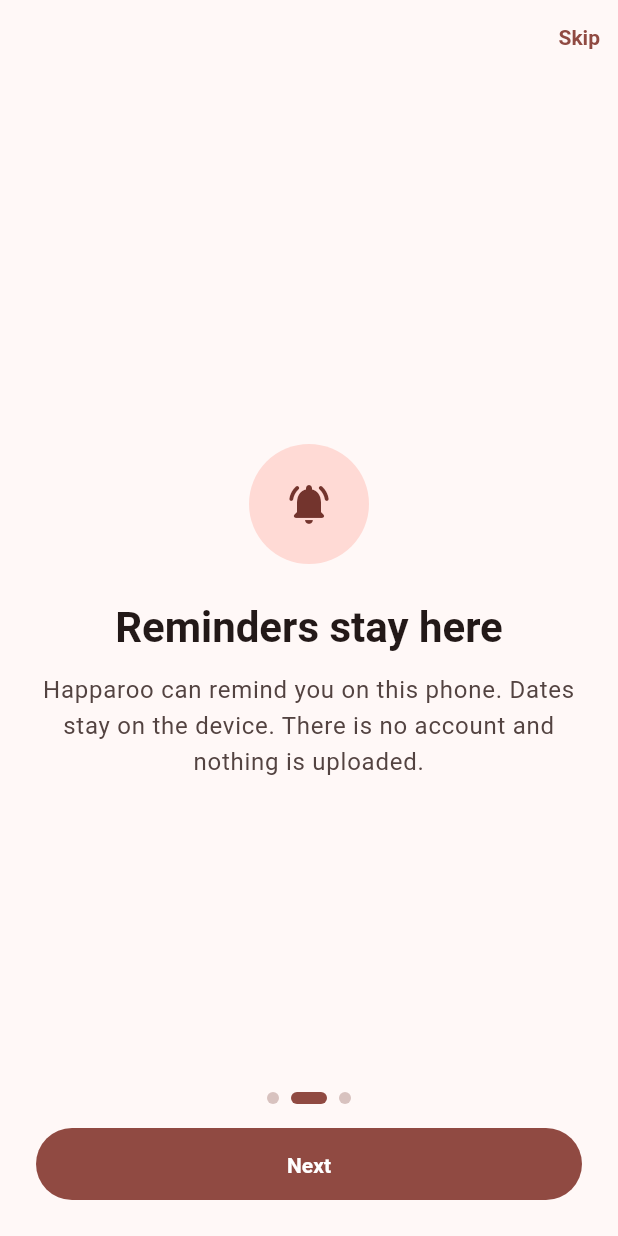
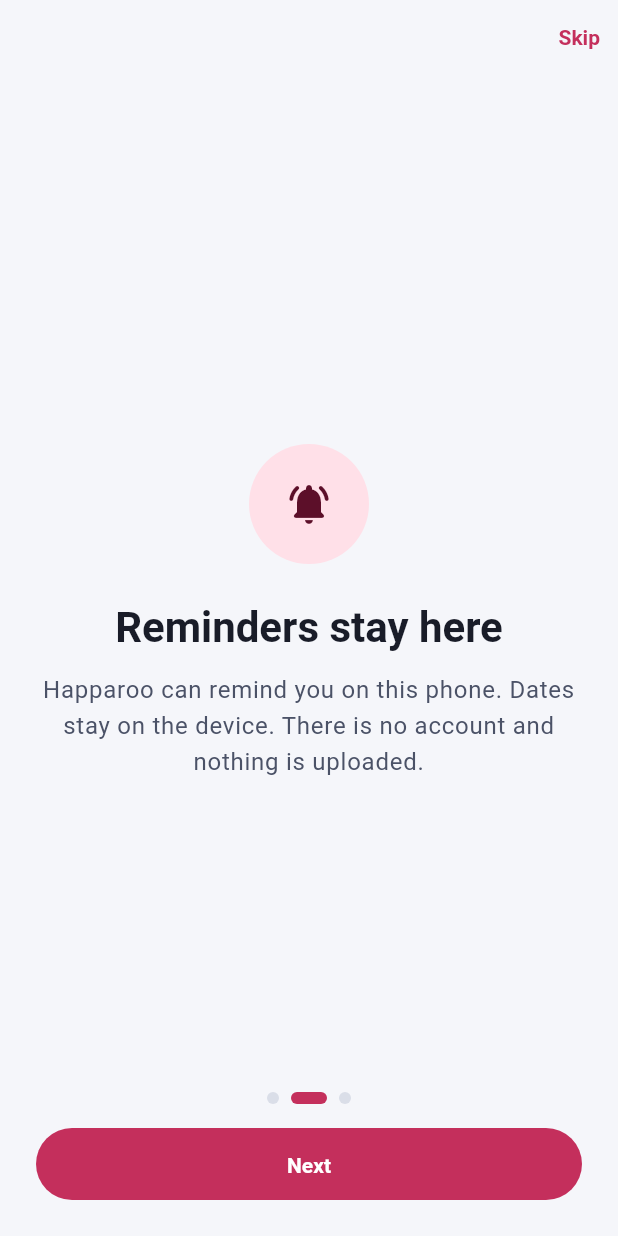
Before and after one commit to joshuaGreineder/birthday_app, a Flutter app: the screen it shows after launch, swiped to page 2, on a phone screen of 412 x 824 dp. Run offline on Flutter 3.47's test engine with Material 3 defaults, Android fonts, the phone set to English and light mode, and no system bars; our stand-ins replace file_picker, flutter_contacts, flutter_local_notifications, google_sign_in, hive, hive_flutter and 4 more; missing offline and left inert: googleapis; accounts and stored records are empty.

Commit message:
Match the app's colors to the calendar icon: navy surfaces, coral accent, orange birthdays, pink anniversaries.
Co-Authored-By: Claude Opus 5.5 <noreply@anthropic.com>
Claude-Session: https://claude.ai/code/session_01A6neDcwjzDkUDjDBmJ8Z8V

```diff
--- a/lib/theme/app_theme.dart
+++ b/lib/theme/app_theme.dart
@@ -2,22 +2,105 @@ import 'package:flutter/material.dart';
 
 import 'app_space.dart';
 
-/// Material 3 light and dark themes from one coral seed.
+/// Material 3 light and dark themes built from the app icon's palette.
 ///
-/// The seed matches the calendar icon header: coral into pink, with the pink
-/// heart as part of that same accent rather than a second brand color.
+/// Surfaces are the icon's navy (dark) and a cool blue-grey (light). Coral-pink,
+/// from the icon's calendar header, is the one brand accent. Orange marks
+/// birthdays and pink marks anniversaries, as on the icon.
+///
+/// The scheme is set explicitly rather than with [ColorScheme.fromSeed]: a coral
+/// seed tints every neutral warm, which is what made dark mode look brown.
 class AppTheme {
-  static const Color coral = Color(0xFFFF6F61);
+  /// Icon header gradient, for hero surfaces such as onboarding.
+  static const LinearGradient brandGradient = LinearGradient(
+    begin: Alignment.topLeft,
+    end: Alignment.bottomRight,
+    colors: [Color(0xFFFF8A5B), Color(0xFFFF6B9D)],
+  );
 
   static ThemeData light() => _theme(Brightness.light);
 
   static ThemeData dark() => _theme(Brightness.dark);
 
-  static ThemeData _theme(Brightness brightness) {
-    final scheme = ColorScheme.fromSeed(
-      seedColor: coral,
+  static ColorScheme scheme(Brightness brightness) {
+    final base = ColorScheme.fromSeed(
+      seedColor: const Color(0xFFFF6B9D),
       brightness: brightness,
     );
+    if (brightness == Brightness.dark) {
+      return base.copyWith(
+        primary: const Color(0xFFFF7E95),
+        onPrimary: const Color(0xFF33101C),
+        primaryContainer: const Color(0xFF5A2338),
+        onPrimaryContainer: const Color(0xFFFFD9E2),
+        secondary: const Color(0xFFAFBBE8),
+        onSecondary: const Color(0xFF1A2140),
+        secondaryContainer: const Color(0xFF343E61),
+        onSecondaryContainer: const Color(0xFFE3E8FF),
+        tertiary: const Color(0xFFFFAA74),
+        onTertiary: const Color(0xFF3A1A06),
+        tertiaryContainer: const Color(0xFF5C3418),
+        onTertiaryContainer: const Color(0xFFFFDCC6),
+        error: const Color(0xFFFF8A80),
+        onError: const Color(0xFF3B0A08),
+        surface: const Color(0xFF151824),
+        onSurface: const Color(0xFFECEEF5),
+        onSurfaceVariant: const Color(0xFFA6ACC0),
+        surfaceDim: const Color(0xFF11131D),
+        surfaceBright: const Color(0xFF383F57),
+        surfaceContainerLowest: const Color(0xFF10121B),
+        surfaceContainerLow: const Color(0xFF1E2232),
+        surfaceContainer: const Color(0xFF232838),
+        surfaceContainerHigh: const Color(0xFF2A3043),
+        surfaceContainerHighest: const Color(0xFF333A50),
+        outline: const Color(0xFF6A7189),
+        outlineVariant: const Color(0xFF343A4F),
+        inverseSurface: const Color(0xFFECEEF5),
+        onInverseSurface: const Color(0xFF1E2232),
+        inversePrimary: const Color(0xFFC42F5C),
+        surfaceTint: Colors.transparent,
+        shadow: Colors.black,
+        scrim: Colors.black,
+      );
+    }
+    return base.copyWith(
+      primary: const Color(0xFFC42F5C),
+      onPrimary: Colors.white,
+      primaryContainer: const Color(0xFFFFE0E8),
+      onPrimaryContainer: const Color(0xFF5C0F29),
+      secondary: const Color(0xFF4A5888),
+      onSecondary: Colors.white,
+      secondaryContainer: const Color(0xFFE1E6F8),
+      onSecondaryContainer: const Color(0xFF1C2546),
+      tertiary: const Color(0xFFA2441A),
+      onTertiary: Colors.white,
+      tertiaryContainer: const Color(0xFFFFE3D2),
+      onTertiaryContainer: const Color(0xFF4A1C05),
+      error: const Color(0xFFB3261E),
+      onError: Colors.white,
+      surface: const Color(0xFFF5F6FA),
+      onSurface: const Color(0xFF191C28),
+      onSurfaceVariant: const Color(0xFF4B5267),
+      surfaceDim: const Color(0xFFDCDFE8),
+      surfaceBright: Colors.white,
+      surfaceContainerLowest: Colors.white,
+      surfaceContainerLow: Colors.white,
+      surfaceContainer: const Color(0xFFEEF0F6),
+      surfaceContainerHigh: const Color(0xFFE8EBF2),
+      surfaceContainerHighest: const Color(0xFFE0E4EC),
+      outline: const Color(0xFF8A90A4),
+      outlineVariant: const Color(0xFFDADEE8),
+      inverseSurface: const Color(0xFF232838),
+      onInverseSurface: const Color(0xFFECEEF5),
+      inversePrimary: const Color(0xFFFF7E95),
+      surfaceTint: Colors.transparent,
+      shadow: Colors.black,
+      scrim: Colors.black,
+    );
+  }
+
+  static ThemeData _theme(Brightness brightness) {
+    final scheme = AppTheme.scheme(brightness);
     final text = _text(scheme);
     final buttonText = WidgetStatePropertyAll(text.labelLarge);
     final minSize = const WidgetStatePropertyAll(Size(AppSpace.touch, AppSpace.touch));
@@ -71,6 +154,8 @@ class AppTheme {
         padding: const EdgeInsets.symmetric(horizontal: AppSpace.sm, vertical: AppSpace.xs),
         labelStyle: text.labelLarge,
         side: BorderSide(color: scheme.outlineVariant),
+        backgroundColor: scheme.surface,
+        selectedColor: scheme.secondaryContainer,
         shape: RoundedRectangleBorder(borderRadius: BorderRadius.circular(AppSpace.sm)),
       ),
       listTileTheme: ListTileThemeData(
@@ -94,6 +179,11 @@ class AppTheme {
         hintStyle: text.bodyLarge?.copyWith(color: scheme.onSurfaceVariant),
       ),
       dividerTheme: DividerThemeData(color: scheme.outlineVariant),
+      navigationBarTheme: NavigationBarThemeData(
+        backgroundColor: scheme.surfaceContainerLow,
+        indicatorColor: scheme.secondaryContainer,
+        surfaceTintColor: Colors.transparent,
+      ),
       snackBarTheme: SnackBarThemeData(
         behavior: SnackBarBehavior.floating,
         contentTextStyle: text.bodyMedium?.copyWith(color: scheme.onInverseSurface),
@@ -138,14 +228,20 @@ class AppTheme {
   }
 }
 
-/// Text colors for built-in birthdays and anniversaries.
-/// Checked against the theme surfaces so they meet WCAG AA.
+/// Colors for built-in birthdays (orange) and anniversaries (pink), from the icon.
+/// Text colors meet WCAG AA (4.5:1) on both themes' cards.
 class EventPalette {
   static Color accent(BuildContext context, {required bool birthday}) {
     final dark = Theme.of(context).brightness == Brightness.dark;
     if (birthday) {
-      return dark ? const Color(0xFFFFCC80) : const Color(0xFF7C2D12);
+      return dark ? const Color(0xFFFFAA74) : const Color(0xFFA2441A);
     }
-    return dark ? const Color(0xFFFFB2C8) : const Color(0xFF9D174D);
+    return dark ? const Color(0xFFFF9DC0) : const Color(0xFFB02457);
+  }
+
+  /// Soft fill behind an event's icon, derived from its accent.
+  static Color tint(BuildContext context, Color accent) {
+    final dark = Theme.of(context).brightness == Brightness.dark;
+    return accent.withValues(alpha: dark ? 0.16 : 0.12);
   }
 }
```
Also changed, not shown: lib/screens/home_screen.dart (+20 -11 lines), lib/widgets/event_card.dart (+8 -3 lines), 1 other file.
